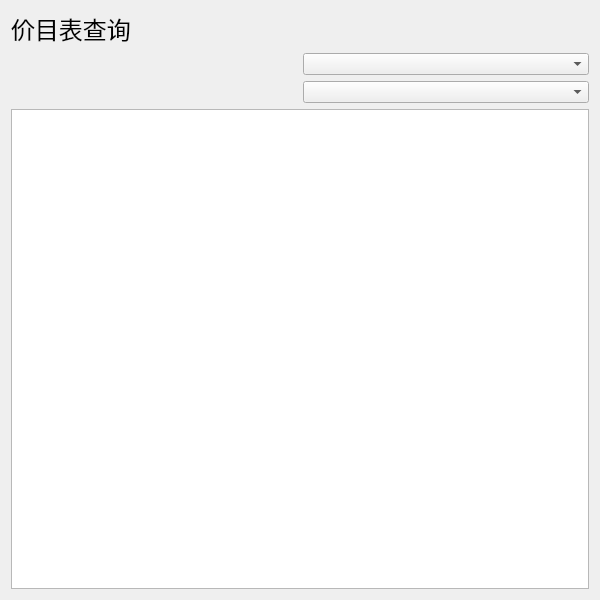
Above: FareSearchWindow.ui from LightningFootball/BeijingSubwayInfoSystemApplication_Qt before the change. Below: the same form after it.
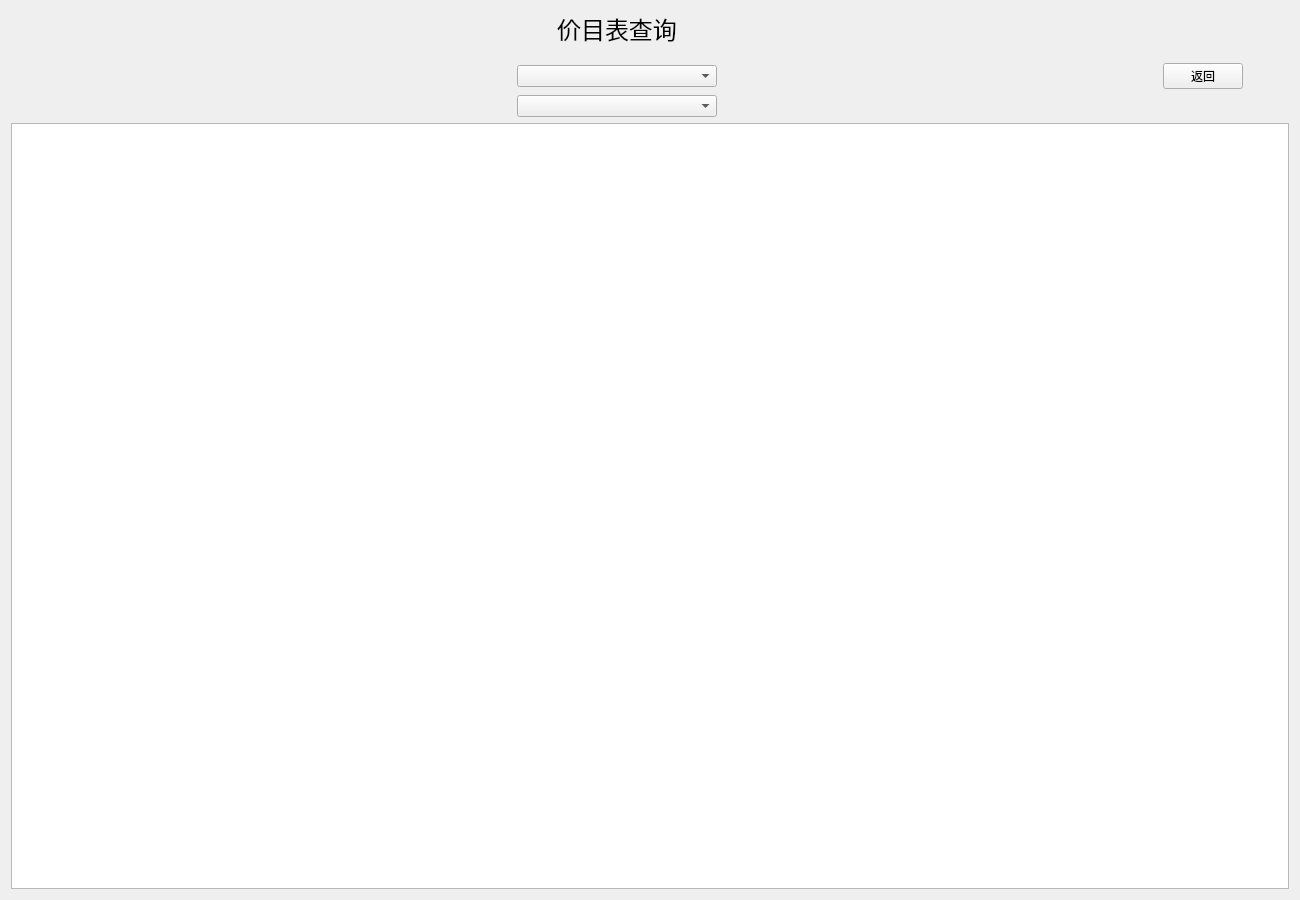
That is the form after the change. Icons and pictures are not drawn.

```diff
--- a/FareSearchWindow.ui
+++ b/FareSearchWindow.ui
@@ -6,16 +6,108 @@
    <rect>
     <x>0</x>
     <y>0</y>
-    <width>600</width>
-    <height>600</height>
+    <width>1300</width>
+    <height>900</height>
    </rect>
   </property>
+  <property name="sizePolicy">
+   <sizepolicy hsizetype="Minimum" vsizetype="Preferred">
+    <horstretch>0</horstretch>
+    <verstretch>0</verstretch>
+   </sizepolicy>
+  </property>
+  <property name="minimumSize">
+   <size>
+    <width>1300</width>
+    <height>600</height>
+   </size>
+  </property>
   <property name="windowTitle">
    <string>FareSearchWindow</string>
   </property>
   <layout class="QGridLayout" name="gridLayout">
-   <item row="0" column="0">
+   <item row="2" column="6">
+    <widget class="QPushButton" name="returnButton">
+     <property name="text">
+      <string>返回</string>
+     </property>
+    </widget>
+   </item>
+   <item row="2" column="7">
+    <spacer name="horizontalSpacer_3">
+     <property name="orientation">
+      <enum>Qt::Horizontal</enum>
+     </property>
+     <property name="sizeType">
+      <enum>QSizePolicy::Fixed</enum>
+     </property>
+     <property name="sizeHint" stdset="0">
+      <size>
+       <width>40</width>
+       <height>20</height>
+      </size>
+     </property>
+    </spacer>
+   </item>
+   <item row="3" column="1" colspan="4">
+    <widget class="QComboBox" name="stationSwitch">
+     <property name="sizePolicy">
+      <sizepolicy hsizetype="Minimum" vsizetype="Fixed">
+       <horstretch>0</horstretch>
+       <verstretch>0</verstretch>
+      </sizepolicy>
+     </property>
+     <property name="sizeAdjustPolicy">
+      <enum>QComboBox::AdjustToContents</enum>
+     </property>
+    </widget>
+   </item>
+   <item row="4" column="0" colspan="8">
+    <widget class="QTableView" name="fareTable">
+     <property name="sizePolicy">
+      <sizepolicy hsizetype="Expanding" vsizetype="Expanding">
+       <horstretch>0</horstretch>
+       <verstretch>0</verstretch>
+      </sizepolicy>
+     </property>
+     <property name="editTriggers">
+      <set>QAbstractItemView::NoEditTriggers</set>
+     </property>
+     <attribute name="horizontalHeaderVisible">
+      <bool>false</bool>
+     </attribute>
+     <attribute name="verticalHeaderVisible">
+      <bool>false</bool>
+     </attribute>
+    </widget>
+   </item>
+   <item row="2" column="1" colspan="4">
+    <widget class="QComboBox" name="lineSwitch">
+     <property name="sizePolicy">
+      <sizepolicy hsizetype="Expanding" vsizetype="Fixed">
+       <horstretch>0</horstretch>
+       <verstretch>0</verstretch>
+      </sizepolicy>
+     </property>
+     <property name="sizeAdjustPolicy">
+      <enum>QComboBox::AdjustToContents</enum>
+     </property>
+    </widget>
+   </item>
+   <item row="0" column="1" colspan="4">
     <widget class="QLabel" name="windowTitle">
+     <property name="sizePolicy">
+      <sizepolicy hsizetype="Expanding" vsizetype="Preferred">
+       <horstretch>0</horstretch>
+       <verstretch>0</verstretch>
+      </sizepolicy>
+     </property>
+     <property name="minimumSize">
+      <size>
+       <width>200</width>
+       <height>0</height>
+      </size>
+     </property>
      <property name="font">
       <font>
        <family>等线</family>
@@ -25,34 +117,90 @@
      <property name="text">
       <string>价目表查询</string>
      </property>
+     <property name="alignment">
+      <set>Qt::AlignCenter</set>
+     </property>
     </widget>
    </item>
-   <item row="1" column="1">
-    <widget class="QComboBox" name="lineSwitch">
-     <property name="sizeAdjustPolicy">
-      <enum>QComboBox::AdjustToContents</enum>
+   <item row="2" column="5">
+    <spacer name="horizontalSpacer_2">
+     <property name="orientation">
+      <enum>Qt::Horizontal</enum>
      </property>
-    </widget>
+     <property name="sizeType">
+      <enum>QSizePolicy::Expanding</enum>
+     </property>
+     <property name="sizeHint" stdset="0">
+      <size>
+       <width>40</width>
+       <height>20</height>
+      </size>
+     </property>
+    </spacer>
    </item>
-   <item row="2" column="1">
-    <widget class="QComboBox" name="stationSwitch">
-     <property name="sizeAdjustPolicy">
-      <enum>QComboBox::AdjustToContents</enum>
+   <item row="2" column="0">
+    <spacer name="horizontalSpacer">
+     <property name="orientation">
+      <enum>Qt::Horizontal</enum>
      </property>
-    </widget>
+     <property name="sizeType">
+      <enum>QSizePolicy::Fixed</enum>
+     </property>
+     <property name="sizeHint" stdset="0">
+      <size>
+       <width>500</width>
+       <height>20</height>
+      </size>
+     </property>
+    </spacer>
    </item>
-   <item row="3" column="0" colspan="2">
-    <widget class="QTableView" name="fareTable">
-     <property name="editTriggers">
-      <set>QAbstractItemView::NoEditTriggers</set>
+   <item row="0" column="0">
+    <spacer name="horizontalSpacer_5">
+     <property name="orientation">
+      <enum>Qt::Horizontal</enum>
      </property>
-     <attribute name="horizontalHeaderVisible">
-      <bool>false</bool>
-     </attribute>
-     <attribute name="verticalHeaderVisible">
-      <bool>false</bool>
-     </attribute>
-    </widget>
+     <property name="sizeType">
+      <enum>QSizePolicy::Fixed</enum>
+     </property>
+     <property name="sizeHint" stdset="0">
+      <size>
+       <width>500</width>
+       <height>20</height>
+      </size>
+     </property>
+    </spacer>
+   </item>
+   <item row="0" column="5" colspan="3">
+    <spacer name="horizontalSpacer_4">
+     <property name="orientation">
+      <enum>Qt::Horizontal</enum>
+     </property>
+     <property name="sizeType">
+      <enum>QSizePolicy::Fixed</enum>
+     </property>
+     <property name="sizeHint" stdset="0">
+      <size>
+       <width>500</width>
+       <height>20</height>
+      </size>
+     </property>
+    </spacer>
+   </item>
+   <item row="1" column="1" colspan="2">
+    <spacer name="verticalSpacer">
+     <property name="orientation">
+      <enum>Qt::Vertical</enum>
+     </property>
+     <property name="sizeType">
+      <enum>QSizePolicy::Fixed</enum>
+     </property>
+     <property name="sizeHint" stdset="0">
+      <size>
+       <width>20</width>
+       <height>10</height>
+      </size>
+     </property>
+    </spacer>
    </item>
   </layout>
  </widget>
```
Left out of the diff: 10 changed lines with no effect on the pictures.
